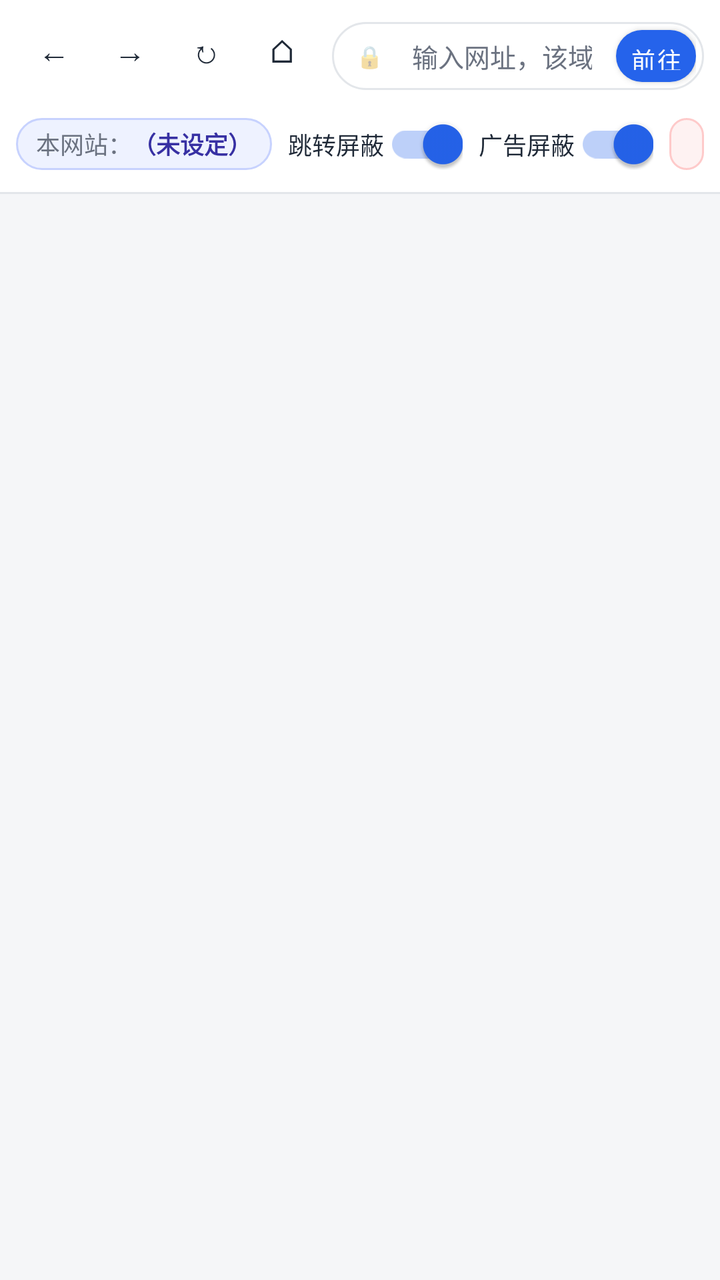
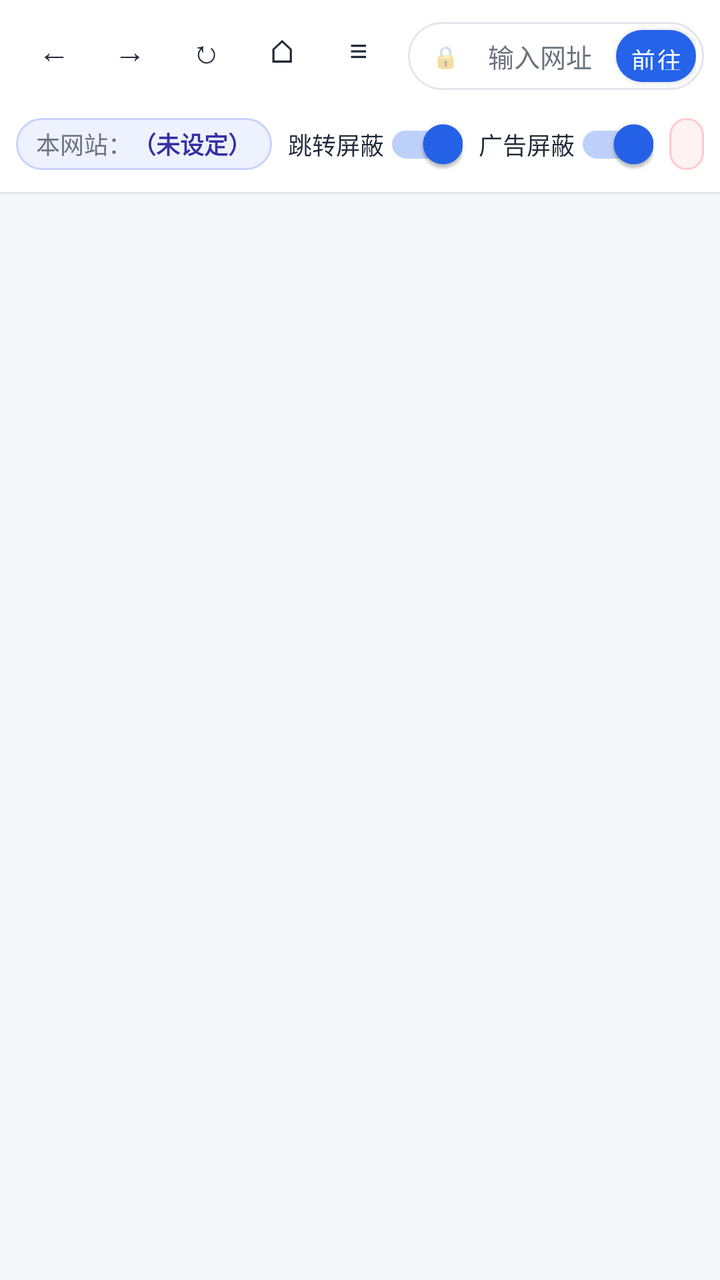

An Android layout rendered at two revisions. The XML below is the earlier revision; the diff shows what the commit changed to produce the second picture.
<!-- AndroidManifest.xml: application theme Theme.SiteLockBrowser -->
<!-- res/layout/activity_main.xml -->
<?xml version="1.0" encoding="utf-8"?>
<LinearLayout xmlns:android="http://schemas.android.com/apk/res/android"
    android:layout_width="match_parent"
    android:layout_height="match_parent"
    android:orientation="vertical"
    android:background="@color/bg">

    
    <LinearLayout
        android:layout_width="match_parent"
        android:layout_height="wrap_content"
        android:orientation="vertical"
        android:background="@color/bar_bg"
        android:padding="8dp">

        
        <LinearLayout
            android:layout_width="match_parent"
            android:layout_height="40dp"
            android:orientation="horizontal"
            android:gravity="center_vertical">

            <LinearLayout
                android:layout_width="wrap_content"
                android:layout_height="match_parent"
                android:orientation="horizontal">

                <Button
                    android:id="@+id/btnBack"
                    style="@style/NavButton"
                    android:text="←" />

                <Button
                    android:id="@+id/btnForward"
                    style="@style/NavButton"
                    android:text="→" />

                <Button
                    android:id="@+id/btnReload"
                    style="@style/NavButton"
                    android:text="↻" />

                <Button
                    android:id="@+id/btnHome"
                    style="@style/NavButton"
                    android:text="⌂" />
            </LinearLayout>

            <FrameLayout
                android:layout_width="0dp"
                android:layout_height="34dp"
                android:layout_weight="1"
                android:layout_marginStart="6dp"
                android:background="@drawable/addr_bg"
                android:paddingStart="12dp"
                android:paddingEnd="4dp">

                <TextView
                    android:id="@+id/lockIcon"
                    android:layout_width="wrap_content"
                    android:layout_height="match_parent"
                    android:gravity="center"
                    android:text="🔒"
                    android:textSize="11sp"
                    android:alpha="0.7"
                    android:layout_gravity="start|center_vertical" />

                <EditText
                    android:id="@+id/urlInput"
                    android:layout_width="match_parent"
                    android:layout_height="match_parent"
                    android:layout_marginStart="22dp"
                    android:layout_marginEnd="46dp"
                    android:background="@null"
                    android:hint="@string/hint_url"
                    android:textColorHint="@color/muted"
                    android:textSize="13sp"
                    android:textColor="@color/text"
                    android:inputType="textUri"
                    android:imeOptions="actionGo"
                    android:singleLine="true"
                    android:paddingStart="6dp"
                    android:paddingEnd="6dp" />

                <Button
                    android:id="@+id/btnGo"
                    android:layout_width="40dp"
                    android:layout_height="26dp"
                    android:layout_gravity="end|center_vertical"
                    android:background="@drawable/go_btn_bg"
                    android:text="@string/go"
                    android:textColor="@color/white"
                    android:textSize="12sp"
                    android:minWidth="0dp"
                    android:minHeight="0dp"
                    android:padding="0dp" />
            </FrameLayout>
        </LinearLayout>

        
        <LinearLayout
            android:layout_width="match_parent"
            android:layout_height="32dp"
            android:layout_marginTop="8dp"
            android:orientation="horizontal"
            android:gravity="center_vertical">

            <LinearLayout
                android:layout_width="wrap_content"
                android:layout_height="26dp"
                android:orientation="horizontal"
                android:gravity="center_vertical"
                android:background="@drawable/chip_bg"
                android:paddingStart="10dp"
                android:paddingEnd="10dp">

                <TextView
                    android:layout_width="wrap_content"
                    android:layout_height="wrap_content"
                    android:text="@string/home_label"
                    android:textColor="@color/muted"
                    android:textSize="12sp" />

                <TextView
                    android:id="@+id/homeDomain"
                    android:layout_width="wrap_content"
                    android:layout_height="wrap_content"
                    android:text="@string/home_none"
                    android:textColor="@color/chip_text"
                    android:textSize="12sp"
                    android:textStyle="bold"
                    android:maxWidth="160dp"
                    android:singleLine="true"
                    android:ellipsize="end" />
            </LinearLayout>

            <LinearLayout
                android:layout_width="wrap_content"
                android:layout_height="26dp"
                android:orientation="horizontal"
                android:gravity="center_vertical"
                android:layout_marginStart="8dp">

                <androidx.appcompat.widget.SwitchCompat
                    android:id="@+id/toggleRedirects"
                    android:layout_width="wrap_content"
                    android:layout_height="match_parent"
                    android:checked="true"
                    android:text="@string/toggle_redirects"
                    android:textSize="12sp"
                    android:textColor="@color/text" />
            </LinearLayout>

            <LinearLayout
                android:layout_width="wrap_content"
                android:layout_height="26dp"
                android:orientation="horizontal"
                android:gravity="center_vertical"
                android:layout_marginStart="8dp">

                <androidx.appcompat.widget.SwitchCompat
                    android:id="@+id/toggleAds"
                    android:layout_width="wrap_content"
                    android:layout_height="match_parent"
                    android:checked="true"
                    android:text="@string/toggle_ads"
                    android:textSize="12sp"
                    android:textColor="@color/text" />
            </LinearLayout>

            <LinearLayout
                android:id="@+id/countsBox"
                android:layout_width="wrap_content"
                android:layout_height="26dp"
                android:orientation="horizontal"
                android:gravity="center_vertical"
                android:layout_marginStart="8dp"
                android:background="@drawable/count_bg"
                android:paddingStart="10dp"
                android:paddingEnd="10dp"
                android:clickable="true"
                android:focusable="true">

                <TextView
                    android:id="@+id/redirectCount"
                    android:layout_width="wrap_content"
                    android:layout_height="wrap_content"
                    android:text="跳转 0"
                    android:textColor="@color/danger"
                    android:textSize="12sp" />

                <TextView
                    android:layout_width="wrap_content"
                    android:layout_height="wrap_content"
                    android:text=" · "
                    android:textColor="@color/danger"
                    android:textSize="12sp"
                    android:alpha="0.5" />

                <TextView
                    android:id="@+id/adCount"
                    android:layout_width="wrap_content"
                    android:layout_height="wrap_content"
                    android:text="广告 0"
                    android:textColor="@color/danger"
                    android:textSize="12sp" />
            </LinearLayout>

            <TextView
                android:id="@+id/statusText"
                android:layout_width="0dp"
                android:layout_height="match_parent"
                android:layout_weight="1"
                android:gravity="end|center_vertical"
                android:text="@string/status_ready"
                android:textColor="@color/muted"
                android:textSize="12sp"
                android:singleLine="true"
                android:ellipsize="end"
                android:paddingStart="8dp" />
        </LinearLayout>
    </LinearLayout>

    <View
        android:layout_width="match_parent"
        android:layout_height="1dp"
        android:background="@color/border" />

    
    <FrameLayout
        android:id="@+id/webContainer"
        android:layout_width="match_parent"
        android:layout_height="match_parent" />

</LinearLayout>
<!-- resources referenced by this layout -->
<resources>
  <color name="bar_bg">#FFFFFF</color>
  <color name="bg">#F5F6F8</color>
  <color name="border">#E3E6EA</color>
  <color name="chip_text">#3730A3</color>
  <color name="danger">#DC2626</color>
  <color name="muted">#6B7280</color>
  <color name="text">#1F2937</color>
  <color name="white">#FFFFFF</color>
  <!-- drawable addr_bg (drawable) -->
  <?xml version="1.0" encoding="utf-8"?>
  <shape xmlns:android="http://schemas.android.com/apk/res/android" android:shape="rectangle">
      <solid android:color="@color/white" />
      <stroke android:width="1dp" android:color="@color/border" />
      <corners android:radius="17dp" />
  </shape>
  <!-- drawable chip_bg (drawable) -->
  <?xml version="1.0" encoding="utf-8"?>
  <shape xmlns:android="http://schemas.android.com/apk/res/android" android:shape="rectangle">
      <solid android:color="@color/chip_bg" />
      <stroke android:width="1dp" android:color="@color/chip_border" />
      <corners android:radius="13dp" />
  </shape>
  <!-- drawable count_bg (drawable) -->
  <?xml version="1.0" encoding="utf-8"?>
  <shape xmlns:android="http://schemas.android.com/apk/res/android" android:shape="rectangle">
      <solid android:color="@color/count_bg" />
      <stroke android:width="1dp" android:color="@color/count_border" />
      <corners android:radius="13dp" />
  </shape>
  <!-- drawable go_btn_bg (drawable) -->
  <?xml version="1.0" encoding="utf-8"?>
  <shape xmlns:android="http://schemas.android.com/apk/res/android" android:shape="rectangle">
      <solid android:color="@color/accent" />
      <corners android:radius="13dp" />
  </shape>
  <string name="go">前往</string>
  <string name="hint_url">输入网址，该域名将作为「本网站」</string>
  <string name="home_label">本网站：</string>
  <string name="home_none">（未设定）</string>
  <string name="status_ready">就绪</string>
  <string name="toggle_ads">广告屏蔽</string>
  <string name="toggle_redirects">跳转屏蔽</string>
  <style name="NavButton">
          <item name="android:layout_width">34dp</item>
          <item name="android:layout_height">34dp</item>
          <item name="android:layout_marginStart">2dp</item>
          <item name="android:layout_marginEnd">2dp</item>
          <item name="android:minWidth">0dp</item>
          <item name="android:minHeight">0dp</item>
          <item name="android:padding">0dp</item>
          <item name="android:background">?attr/selectableItemBackgroundBorderless</item>
          <item name="android:textSize">16sp</item>
          <item name="android:textColor">@color/text</item>
      </style>
  <style name="Theme.SiteLockBrowser" parent="Theme.MaterialComponents.Light.NoActionBar">
          <item name="colorPrimary">@color/accent</item>
          <item name="colorPrimaryDark">@color/accent_dark</item>
          <item name="colorAccent">@color/accent</item>
          <item name="android:windowBackground">@color/bg</item>
          <item name="android:statusBarColor">@color/bar_bg</item>
          <item name="android:windowLightStatusBar">true</item>
      </style>
  <color name="chip_bg">#EEF2FF</color>
  <color name="chip_border">#C7D2FE</color>
  <color name="count_bg">#FEF2F2</color>
  <color name="count_border">#FECACA</color>
  <color name="accent">#2563EB</color>
  <color name="accent_dark">#1D4ED8</color>
</resources>

<!-- the commit's change to res/layout/activity_main.xml (unified diff, before → after) -->
@@ -44,6 +44,11 @@
                     android:id="@+id/btnHome"
                     style="@style/NavButton"
                     android:text="⌂" />
+
+                <Button
+                    android:id="@+id/btnHistory"
+                    style="@style/NavButton"
+                    android:text="≡" />
             </LinearLayout>
 
             <FrameLayout
